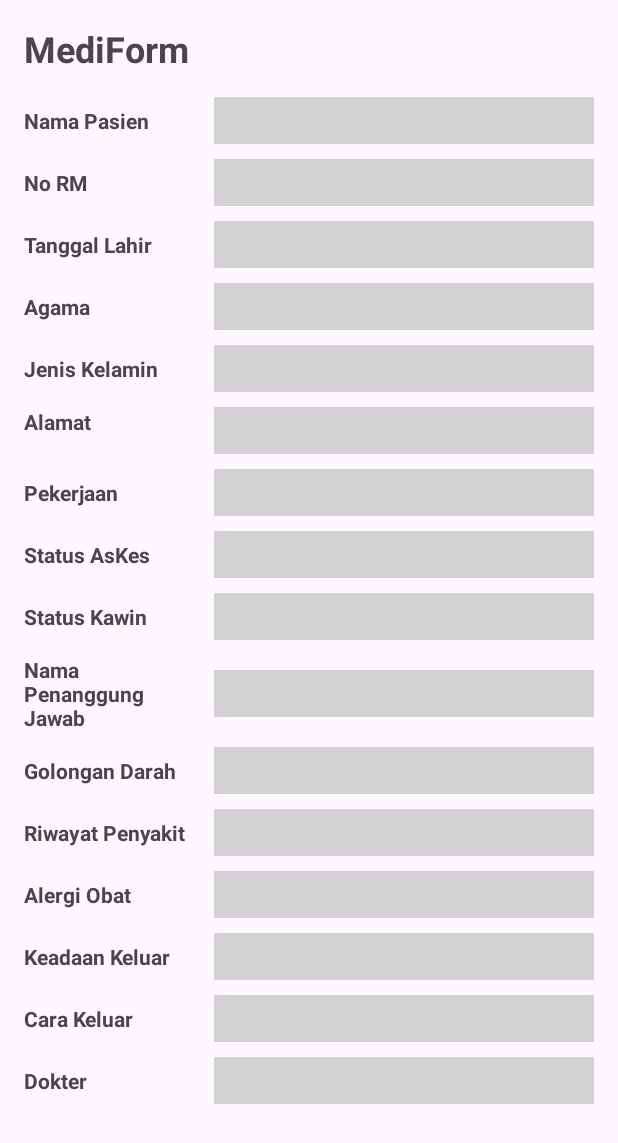
After one commit to ardian-arif-wahyudi/MediForm, an Android app: the DetailActivity screen opened directly, with no data from a screen before it, on a phone screen of 412 x 824 dp. The commit adds this screen. Shown: the top 1143 px of the screen. Run offline under Robolectric (Android 15) with nearby library versions, the phone set to English and light mode, and no system bars.

Commit message:
add featue DetailActivity

```diff
--- /dev/null
+++ b/app/src/main/java/com/mediform/app/ui/DetailActivity.kt
@@ -0,0 +1,12 @@
+package com.mediform.app.ui
+
+import androidx.appcompat.app.AppCompatActivity
+import android.os.Bundle
+import com.mediform.app.R
+
+class DetailActivity : AppCompatActivity() {
+    override fun onCreate(savedInstanceState: Bundle?) {
+        super.onCreate(savedInstanceState)
+        setContentView(R.layout.activity_detail)
+    }
+}
--- /dev/null
+++ b/app/src/main/res/layout/activity_detail.xml
@@ -0,0 +1,421 @@
+<?xml version="1.0" encoding="utf-8"?>
+<ScrollView xmlns:android="http://schemas.android.com/apk/res/android"
+    xmlns:app="http://schemas.android.com/apk/res-auto"
+    xmlns:tools="http://schemas.android.com/tools"
+    android:layout_width="match_parent"
+    android:layout_height="match_parent"
+    tools:context=".ui.DetailActivity">
+
+    <androidx.constraintlayout.widget.ConstraintLayout
+        android:layout_width="match_parent"
+        android:layout_height="wrap_content"
+        android:layout_marginTop="16dp"
+        android:paddingBottom="32dp"
+        android:layout_marginHorizontal="16dp">
+
+        <TextView
+            android:id="@+id/tv_mediform"
+            android:layout_width="match_parent"
+            android:layout_height="wrap_content"
+            android:text="@string/text_mediform"
+            android:textSize="24sp"
+            android:textStyle="bold"
+            app:layout_constraintStart_toStartOf="parent"
+            app:layout_constraintTop_toTopOf="parent" />
+
+        <LinearLayout
+            android:layout_width="match_parent"
+            android:layout_height="wrap_content"
+            android:layout_marginTop="16dp"
+            android:orientation="vertical"
+            app:layout_constraintTop_toBottomOf="@id/tv_mediform">
+
+            <LinearLayout
+                android:id="@+id/ll_name"
+                android:layout_width="match_parent"
+                android:layout_height="wrap_content"
+                android:orientation="horizontal">
+
+                <TextView
+                    android:layout_width="match_parent"
+                    android:layout_height="wrap_content"
+                    android:layout_marginEnd="8dp"
+                    android:layout_weight="2"
+                    android:text="@string/text_name"
+                    android:textStyle="bold" />
+
+                <TextView
+                    android:id="@+id/tv_name"
+                    android:layout_width="match_parent"
+                    android:layout_height="wrap_content"
+                    android:layout_weight="1"
+                    android:background="@color/neutral_200"
+                    android:padding="6dp"/>
+            </LinearLayout>
+
+            <LinearLayout
+                android:id="@+id/ll_no_rm"
+                android:layout_width="match_parent"
+                android:layout_height="wrap_content"
+                android:layout_marginTop="10dp"
+                android:orientation="horizontal">
+
+                <TextView
+                    android:layout_width="match_parent"
+                    android:layout_height="wrap_content"
+                    android:layout_marginEnd="8dp"
+                    android:layout_weight="2"
+                    android:text="@string/text_no_rm"
+                    android:textStyle="bold" />
+
+                <TextView
+                    android:id="@+id/tv_no_rm"
+                    android:layout_width="match_parent"
+                    android:layout_height="wrap_content"
+                    android:layout_weight="1"
+                    android:background="@color/neutral_200"
+                    android:padding="6dp" />
+            </LinearLayout>
+
+            <LinearLayout
+                android:id="@+id/ll_tanggal_lahir"
+                android:layout_width="match_parent"
+                android:layout_height="wrap_content"
+                android:layout_marginTop="10dp"
+                android:orientation="horizontal">
+
+                <TextView
+                    android:layout_width="match_parent"
+                    android:layout_height="wrap_content"
+                    android:layout_marginEnd="8dp"
+                    android:layout_weight="2"
+                    android:text="@string/text_tanggal_lahir"
+                    android:textStyle="bold" />
+
+                <TextView
+                    android:id="@+id/tv_tanggal_lahir"
+                    android:layout_width="match_parent"
+                    android:layout_height="wrap_content"
+                    android:layout_weight="1"
+                    android:background="@color/neutral_200"
+                    android:padding="6dp" />
+            </LinearLayout>
+
+            <LinearLayout
+                android:id="@+id/ll_agama"
+                android:layout_width="match_parent"
+                android:layout_height="wrap_content"
+                android:layout_marginTop="10dp"
+                android:orientation="horizontal">
+
+                <TextView
+                    android:layout_width="match_parent"
+                    android:layout_height="wrap_content"
+                    android:layout_marginEnd="8dp"
+                    android:layout_weight="2"
+                    android:text="@string/text_agama"
+                    android:textStyle="bold" />
+
+                <TextView
+                    android:id="@+id/tv_agama"
+                    android:layout_width="match_parent"
+                    android:layout_height="wrap_content"
+                    android:layout_weight="1"
+                    android:background="@color/neutral_200"
+                    android:padding="6dp" />
+            </LinearLayout>
+
+
+            <LinearLayout
+                android:id="@+id/ll_jenis_kelamin"
+                android:layout_width="match_parent"
+                android:layout_height="wrap_content"
+                android:layout_marginTop="10dp"
+                android:orientation="horizontal">
+
+                <TextView
+                    android:layout_width="match_parent"
+                    android:layout_height="wrap_content"
+                    android:layout_marginEnd="8dp"
+                    android:layout_weight="2"
+                    android:text="@string/text_jenis_kelamin"
+                    android:textStyle="bold" />
+
+                <TextView
+                    android:id="@+id/tv_jenis_kelamin"
+                    android:layout_width="match_parent"
+                    android:layout_height="wrap_content"
+                    android:layout_weight="1"
+                    android:background="@color/neutral_200"
+                    android:padding="6dp" />
+            </LinearLayout>
+
+            <LinearLayout
+                android:id="@+id/ll_alamat"
+                android:layout_width="match_parent"
+                android:layout_height="wrap_content"
+                android:layout_marginTop="10dp"
+                android:orientation="horizontal">
+
+                <TextView
+                    android:layout_width="match_parent"
+                    android:layout_height="wrap_content"
+                    android:layout_marginEnd="8dp"
+                    android:layout_weight="2"
+                    android:text="@string/text_alamat"
+                    android:textStyle="bold" />
+
+                <TextView
+                    android:id="@+id/tv_alamat"
+                    android:layout_width="match_parent"
+                    android:layout_height="wrap_content"
+                    android:layout_weight="1"
+                    android:layout_gravity="center"
+                    android:background="@color/neutral_200"
+                    android:padding="6dp" />
+            </LinearLayout>
+
+            <LinearLayout
+                android:id="@+id/ll_pekerjaan"
+                android:layout_width="match_parent"
+                android:layout_height="wrap_content"
+                android:layout_marginTop="10dp"
+                android:orientation="horizontal">
+
+                <TextView
+                    android:layout_width="match_parent"
+                    android:layout_height="wrap_content"
+                    android:layout_marginEnd="8dp"
+                    android:layout_weight="2"
+                    android:text="@string/text_pekerjaan"
+                    android:textStyle="bold" />
+
+                <TextView
+                    android:id="@+id/tv_pekerjaan"
+                    android:layout_width="match_parent"
+                    android:layout_height="wrap_content"
+                    android:layout_weight="1"
+                    android:background="@color/neutral_200"
+                    android:padding="6dp" />
+            </LinearLayout>
+
+            <LinearLayout
+                android:id="@+id/ll_askes"
+                android:layout_width="match_parent"
+                android:layout_height="wrap_content"
+                android:layout_marginTop="10dp"
+                android:orientation="horizontal">
+
+                <TextView
+                    android:layout_width="match_parent"
+                    android:layout_height="wrap_content"
+                    android:layout_marginEnd="8dp"
+                    android:layout_weight="2"
+                    android:text="@string/text_status_askes"
+                    android:textStyle="bold" />
+
+                <TextView
+                    android:id="@+id/tv_askes"
+                    android:layout_width="match_parent"
+                    android:layout_height="wrap_content"
+                    android:layout_weight="1"
+                    android:background="@color/neutral_200"
+                    android:padding="6dp" />
+            </LinearLayout>
+
+            <LinearLayout
+                android:id="@+id/ll_status_kawin"
+                android:layout_width="match_parent"
+                android:layout_height="wrap_content"
+                android:layout_marginTop="10dp"
+                android:orientation="horizontal">
+
+                <TextView
+                    android:layout_width="match_parent"
+                    android:layout_height="wrap_content"
+                    android:layout_marginEnd="8dp"
+                    android:layout_weight="2"
+                    android:text="@string/text_status_kawin"
+                    android:textStyle="bold" />
+
+                <TextView
+                    android:id="@+id/tv_status_kawin"
+                    android:layout_width="match_parent"
+                    android:layout_height="wrap_content"
+                    android:layout_weight="1"
+                    android:background="@color/neutral_200"
+                    android:padding="6dp" />
+            </LinearLayout>
+
+            <LinearLayout
+                android:id="@+id/ll_penanggung_jawab"
+                android:layout_width="match_parent"
+                android:layout_height="wrap_content"
+                android:layout_marginTop="10dp"
+                android:orientation="horizontal">
+
+                <TextView
+                    android:layout_width="match_parent"
+                    android:layout_height="wrap_content"
+                    android:layout_marginEnd="8dp"
+                    android:layout_weight="2"
+                    android:text="@string/text_nama_penanggung_jawab"
+                    android:textStyle="bold" />
+
+                <TextView
+                    android:id="@+id/tv_penanggung_jawab"
+                    android:layout_width="match_parent"
+                    android:layout_height="wrap_content"
+                    android:layout_weight="1"
+                    android:layout_gravity="center"
+                    android:background="@color/neutral_200"
+                    android:padding="6dp" />
+            </LinearLayout>
+
+            <LinearLayout
+                android:id="@+id/ll_golongan_darah"
+                android:layout_width="match_parent"
+                android:layout_height="wrap_content"
+                android:layout_marginTop="10dp"
+                android:orientation="horizontal">
+
+                <TextView
+                    android:layout_width="match_parent"
+                    android:layout_height="wrap_content"
+                    android:layout_marginEnd="8dp"
+                    android:layout_weight="2"
+                    android:text="@string/text_golongan_darah"
+                    android:textStyle="bold" />
+
+                <TextView
+                    android:id="@+id/tv_golongan_darah"
+                    android:layout_width="match_parent"
+                    android:layout_height="wrap_content"
+                    android:layout_weight="1"
+                    android:background="@color/neutral_200"
+                    android:padding="6dp" />
+            </LinearLayout>
+
+            <LinearLayout
+                android:id="@+id/ll_riwayat_penyakit"
+                android:layout_width="match_parent"
+                android:layout_height="wrap_content"
+                android:layout_marginTop="10dp"
+                android:orientation="horizontal">
+
+                <TextView
+                    android:layout_width="match_parent"
+                    android:layout_height="wrap_content"
+                    android:layout_marginEnd="8dp"
+                    android:layout_weight="2"
+                    android:text="@string/text_riwayat_penyakit"
+                    android:textStyle="bold" />
+
+                <TextView
+                    android:id="@+id/tv_riwayat_penyakit"
+                    android:layout_width="match_parent"
+                    android:layout_height="wrap_content"
+                    android:layout_weight="1"
+                    android:background="@color/neutral_200"
+                    android:padding="6dp" />
+            </LinearLayout>
+
+            <LinearLayout
+                android:id="@+id/ll_alergi_obat"
+                android:layout_width="match_parent"
+                android:layout_height="wrap_content"
+                android:layout_marginTop="10dp"
+                android:orientation="horizontal">
+
+                <TextView
+                    android:layout_width="match_parent"
+                    android:layout_height="wrap_content"
+                    android:layout_marginEnd="8dp"
+                    android:layout_weight="2"
+                    android:text="@string/text_alergi_obat"
+                    android:textStyle="bold" />
+
+                <TextView
+                    android:id="@+id/tv_alergi_obat"
+                    android:layout_width="match_parent"
+                    android:layout_height="wrap_content"
+                    android:layout_weight="1"
+                    android:background="@color/neutral_200"
+                    android:padding="6dp" />
+            </LinearLayout>
+
+            <LinearLayout
+                android:id="@+id/ll_keadaan_keluar"
+                android:layout_width="match_parent"
+                android:layout_height="wrap_content"
+                android:layout_marginTop="10dp"
+                android:orientation="horizontal">
+
+                <TextView
+                    android:layout_width="match_parent"
+                    android:layout_height="wrap_content"
+                    android:layout_marginEnd="8dp"
+                    android:layout_weight="2"
+                    android:text="@string/text_keadaan_keluar"
+                    android:textStyle="bold" />
+
+                <TextView
+                    android:id="@+id/tv_keadaan_keluar"
+                    android:layout_width="match_parent"
+                    android:layout_height="wrap_content"
+                    android:layout_weight="1"
+                    android:background="@color/neutral_200"
+                    android:padding="6dp" />
+            </LinearLayout>
+
+            <LinearLayout
+                android:id="@+id/ll_cara_keluar"
+                android:layout_width="match_parent"
+                android:layout_height="wrap_content"
+                android:layout_marginTop="10dp"
+                android:orientation="horizontal">
+
+                <TextView
+                    android:layout_width="match_parent"
+                    android:layout_height="wrap_content"
+                    android:layout_marginEnd="8dp"
+                    android:layout_weight="2"
+                    android:text="@string/text_cara_keluar"
+                    android:textStyle="bold" />
+
+                <TextView
+                    android:id="@+id/tv_no_RM"
+                    android:layout_width="match_parent"
+                    android:layout_height="wrap_content"
+                    android:layout_weight="1"
+                    android:background="@color/neutral_200"
+                    android:padding="6dp" />
+            </LinearLayout>
+
+            <LinearLayout
+                android:id="@+id/ll_dokter"
+                android:layout_width="match_parent"
+                android:layout_height="wrap_content"
+                android:layout_marginTop="10dp"
+                android:orientation="horizontal">
+
+                <TextView
+                    android:layout_width="match_parent"
+                    android:layout_height="wrap_content"
+                    android:layout_marginEnd="8dp"
+                    android:layout_weight="2"
+                    android:text="@string/text_dokter"
+                    android:textStyle="bold" />
+
+                <TextView
+                    android:id="@+id/tv_dokter"
+                    android:layout_width="match_parent"
+                    android:layout_height="wrap_content"
+                    android:layout_weight="1"
+                    android:background="@color/neutral_200"
+                    android:padding="6dp" />
+            </LinearLayout>
+        </LinearLayout>
+    </androidx.constraintlayout.widget.ConstraintLayout>
+
+</ScrollView>
--- a/app/src/main/res/values/strings.xml
+++ b/app/src/main/res/values/strings.xml
@@ -1,3 +1,20 @@
 <resources>
     <string name="app_name">MediForm</string>
+    <string name="text_name">Nama Pasien</string>
+    <string name="text_no_rm">No RM</string>
+    <string name="text_tanggal_lahir">Tanggal Lahir</string>
+    <string name="text_agama">Agama</string>
+    <string name="text_jenis_kelamin">Jenis Kelamin</string>
+    <string name="text_alamat">Alamat</string>
+    <string name="text_pekerjaan">Pekerjaan</string>
+    <string name="text_status_askes">Status AsKes</string>
+    <string name="text_status_kawin">Status Kawin</string>
+    <string name="text_nama_penanggung_jawab">Nama Penanggung Jawab</string>
+    <string name="text_golongan_darah">Golongan Darah</string>
+    <string name="text_riwayat_penyakit">Riwayat Penyakit</string>
+    <string name="text_alergi_obat">Alergi Obat</string>
+    <string name="text_keadaan_keluar">Keadaan Keluar</string>
+    <string name="text_cara_keluar">Cara Keluar</string>
+    <string name="text_dokter">Dokter</string>
+    <string name="text_mediform">MediForm</string>
 </resources>
```
Also changed, not shown: app/src/main/AndroidManifest.xml (+7 -4 lines).
